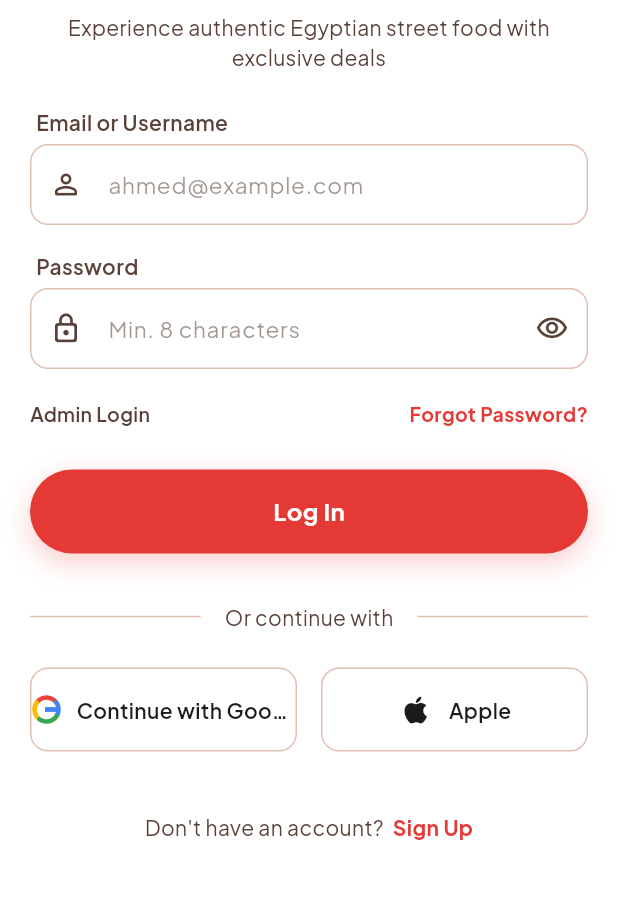
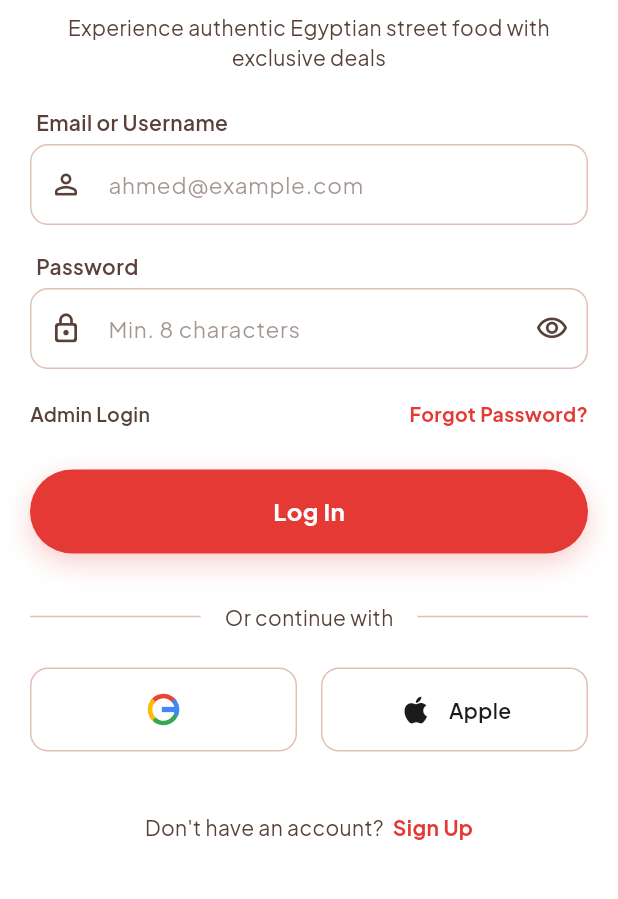
Before and after one commit to Ahmedkhalaf2-1/kebda_zaman_frontend, a Flutter app: the LoginScreen screen opened by its route, on a phone screen of 412 x 824 dp, the part 285-1184 px from its top. Run offline on Flutter 3.47's test engine with Material 3 defaults, Android fonts, the phone set to English and light mode, and no system bars; our stand-ins replace cached_network_image, dio, easy_localization, firebase_auth, firebase_core, firebase_messaging and 12 more; accounts and stored records are empty; generated files the repository leaves out were written again; network calls fail.

Commit message:
fix(auth): show Google sign-in button as logo only
Remove the "Continue with Google" label, keeping just the logo mark
to match the requested compact button style.

Co-Authored-By: Claude Sonnet 5 <noreply@anthropic.com>

```diff
--- a/lib/core/widgets/kz_google_signin_button.dart
+++ b/lib/core/widgets/kz_google_signin_button.dart
@@ -1,13 +1,12 @@
 import 'package:flutter/material.dart';
-import 'package:easy_localization/easy_localization.dart';
 import 'package:kebda_zaman/core/theme/kz_design_system.dart';
 
-/// Reusable "Continue with Google" button shared by Login and Register —
-/// matches the existing social-button visual (56dp height, white fill,
-/// outline border, 12dp radius) those screens already used for a previously
-/// no-op Google button. Swaps its content for a spinner while [isLoading],
-/// keeping the same footprint so nothing shifts, and disables tapping while
-/// loading so a second tap can't start a second Google flow.
+/// Reusable Google sign-in button (logo only, no label) shared by Login and
+/// Register — matches the existing social-button visual (56dp height, white
+/// fill, outline border, 12dp radius) those screens already used for a
+/// previously no-op Google button. Swaps its content for a spinner while
+/// [isLoading], keeping the same footprint so nothing shifts, and disables
+/// tapping while loading so a second tap can't start a second Google flow.
 class KZGoogleSignInButton extends StatelessWidget {
   final VoidCallback? onTap;
   final bool isLoading;
@@ -43,28 +42,10 @@ class KZGoogleSignInButton extends StatelessWidget {
                         color: KZ.primary,
                       ),
                     )
-                  : Row(
-                      mainAxisAlignment: MainAxisAlignment.center,
-                      children: [
-                        const SizedBox(
-                          width: 20,
-                          height: 20,
-                          child: CustomPaint(painter: KZGoogleLogoPainter()),
-                        ),
-                        const SizedBox(width: 10),
-                        Flexible(
-                          child: Text(
-                            'auth.continue_with_google'.tr(),
-                            style: const TextStyle(
-                              fontSize: 14,
-                              fontWeight: FontWeight.w600,
-                              color: KZ.onSurface,
-                            ),
-                            maxLines: 1,
-                            overflow: TextOverflow.ellipsis,
-                          ),
-                        ),
-                      ],
+                  : const SizedBox(
+                      width: 22,
+                      height: 22,
+                      child: CustomPaint(painter: KZGoogleLogoPainter()),
                     ),
             ),
           ),
```
